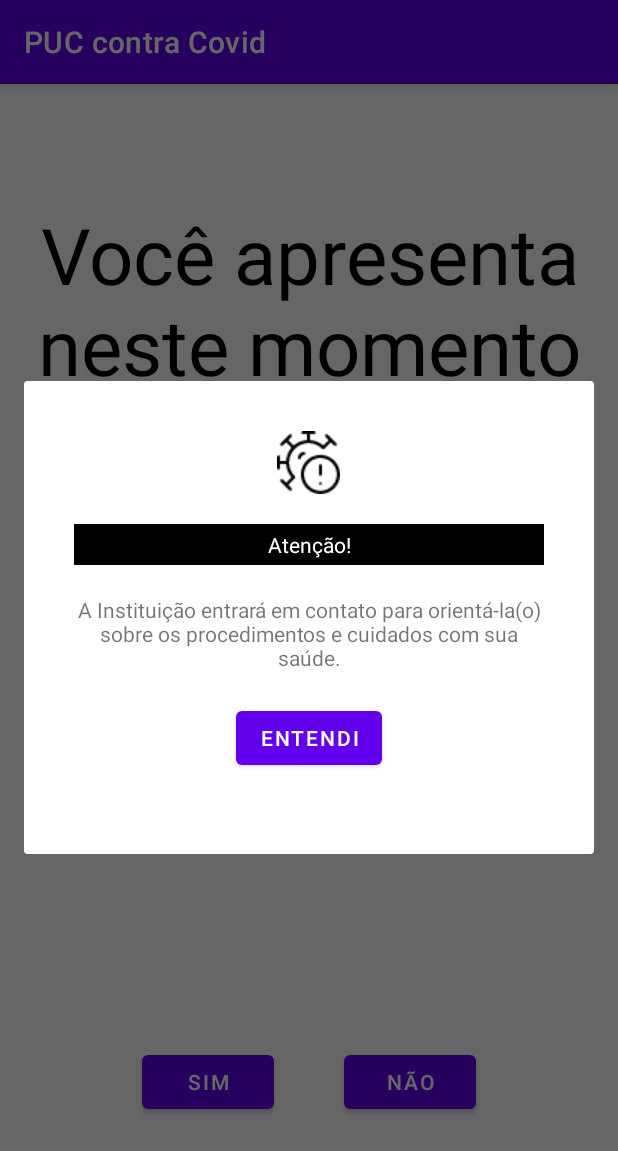
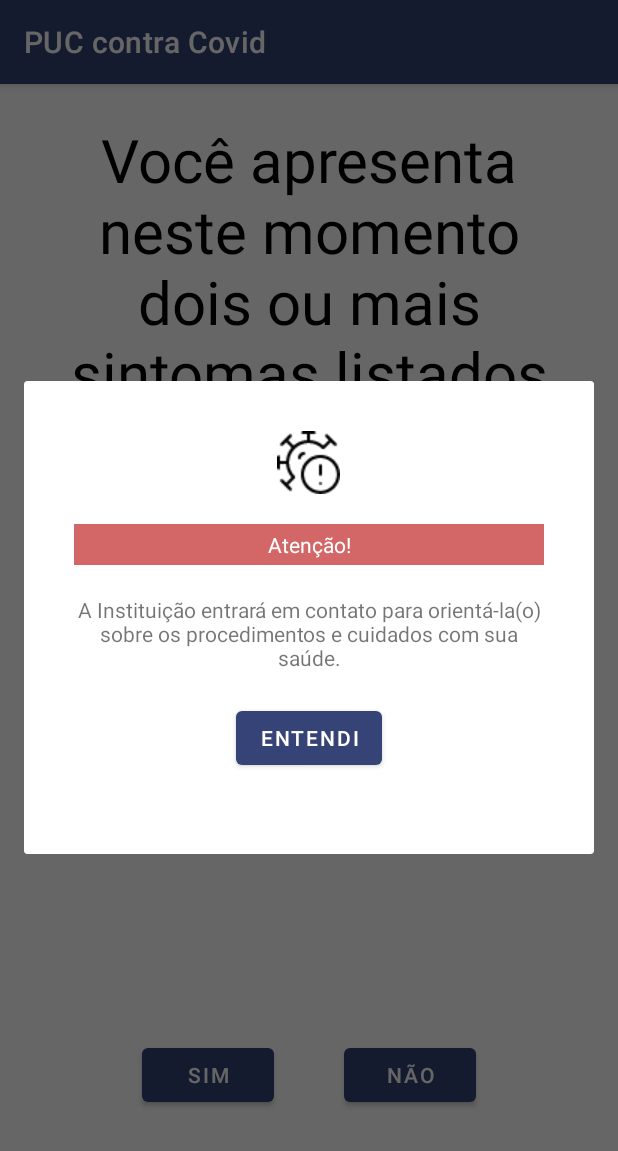
Before and after one commit to angelcomp/PUCcontraCovid, an Android app: the QuestionThreeFragment screen opened through its navigation route, after a tap on "SIM", on a phone screen of 412 x 824 dp. Shown: the top 1151 px of the screen. Run offline under Robolectric (Android 15) with nearby library versions, the phone set to English and light mode, and no system bars.

Commit message:
alteração nas cores dos botões e tamanho da fonte dos textos

```diff
--- a/app/src/main/java/com/angelcomp/puccontracovid/Dialog.java
+++ b/app/src/main/java/com/angelcomp/puccontracovid/Dialog.java
@@ -30,7 +30,9 @@ public class Dialog extends DialogFragment {
             @SuppressLint("UseCompatLoadingForDrawables") Drawable image = getResources().getDrawable(R.drawable.alert_covid);
             binding.dialogIcon.setImageDrawable(image);
             binding.dialogTitle.setText(R.string.attention);
+            binding.dialogTitle.setBackgroundResource(R.color.salmon);
             binding.dialogText.setText(R.string.orientation);
+
         }
 
         binding.btnUnderstood.setOnClickListener(new View.OnClickListener() {
--- a/app/src/main/res/layout/dialog.xml
+++ b/app/src/main/res/layout/dialog.xml
@@ -11,7 +11,7 @@
         android:layout_width="wrap_content"
         android:layout_height="wrap_content"
         android:layout_gravity="center"
-        app:srcCompat="@drawable/safe_girl" />
+        app:srcCompat="@drawable/safe_girl"/>
 
     <TextView
         android:id="@+id/dialog_title"
@@ -19,7 +19,7 @@
         android:layout_height="wrap_content"
         android:layout_gravity="center"
         android:layout_marginVertical="20dp"
-        android:background="@color/black"
+        android:background="@color/greenzin"
         android:padding="4dp"
         android:text="@string/keep_safe"
         android:textAlignment="center"
--- a/app/src/main/res/layout/fragment_question_one.xml
+++ b/app/src/main/res/layout/fragment_question_one.xml
@@ -11,10 +11,10 @@
         android:layout_width="match_parent"
         android:layout_height="0dp"
         android:layout_margin="23dp"
-        android:autoSizeTextType="uniform"
         android:text="@string/q1"
         android:textAlignment="center"
         android:textColor="@color/black"
+        android:textSize="40sp"
         app:layout_constraintBottom_toTopOf="@+id/linearLayout"
         app:layout_constraintEnd_toEndOf="parent"
         app:layout_constraintStart_toStartOf="parent"
@@ -24,6 +24,7 @@
         android:id="@+id/linearLayout"
         android:layout_width="match_parent"
         android:layout_height="wrap_content"
+        android:layout_marginBottom="60dp"
         android:gravity="center"
         android:orientation="horizontal"
         app:layout_constraintBottom_toBottomOf="parent"
--- a/app/src/main/res/layout/fragment_question_three.xml
+++ b/app/src/main/res/layout/fragment_question_three.xml
@@ -11,13 +11,12 @@
         android:layout_width="match_parent"
         android:layout_height="0dp"
         android:layout_margin="23dp"
-        android:autoSizeTextType="uniform"
         android:text="@string/q3"
         android:textAlignment="center"
         android:textColor="@color/black"
+        android:textSize="40sp"
         app:layout_constraintBottom_toTopOf="@+id/linearLayout"
         app:layout_constraintEnd_toEndOf="parent"
-        app:layout_constraintHeight_percent="0.6"
         app:layout_constraintStart_toStartOf="parent"
         app:layout_constraintTop_toTopOf="parent" />
 
@@ -25,6 +24,7 @@
         android:id="@+id/linearLayout"
         android:layout_width="match_parent"
         android:layout_height="wrap_content"
+        android:layout_marginBottom="60dp"
         android:gravity="center"
         android:orientation="horizontal"
         app:layout_constraintBottom_toBottomOf="parent"
--- a/app/src/main/res/layout/fragment_question_two.xml
+++ b/app/src/main/res/layout/fragment_question_two.xml
@@ -11,13 +11,12 @@
         android:layout_width="match_parent"
         android:layout_height="0dp"
         android:layout_margin="23dp"
-        android:autoSizeTextType="uniform"
         android:text="@string/q2"
         android:textAlignment="center"
         android:textColor="@color/black"
+        android:textSize="40sp"
         app:layout_constraintBottom_toTopOf="@+id/linearLayout"
         app:layout_constraintEnd_toEndOf="parent"
-        app:layout_constraintHeight_percent="0.6"
         app:layout_constraintStart_toStartOf="parent"
         app:layout_constraintTop_toTopOf="parent" />
 
@@ -25,6 +24,7 @@
         android:id="@+id/linearLayout"
         android:layout_width="match_parent"
         android:layout_height="wrap_content"
+        android:layout_marginBottom="60dp"
         android:gravity="center"
         android:orientation="horizontal"
         app:layout_constraintBottom_toBottomOf="parent"
--- a/app/src/main/res/values/colors.xml
+++ b/app/src/main/res/values/colors.xml
@@ -1,10 +1,12 @@
 <?xml version="1.0" encoding="utf-8"?>
 <resources>
-    <color name="purple_200">#FFBB86FC</color>
-    <color name="purple_500">#FF6200EE</color>
-    <color name="purple_700">#FF3700B3</color>
+    <color name="grayzin_200">#FF4F64AF</color>
+    <color name="grayzin_500">#FF354377</color>
+    <color name="grayzin_700">#FF1F2647</color>
     <color name="teal_200">#FF03DAC5</color>
     <color name="teal_700">#FF018786</color>
     <color name="black">#FF000000</color>
     <color name="white">#FFFFFFFF</color>
+    <color name="salmon">#FFD36767</color>
+    <color name="greenzin">#FF62C4C3</color>
 </resources>
--- a/app/src/main/res/values/strings.xml
+++ b/app/src/main/res/values/strings.xml
@@ -5,12 +5,12 @@
     <string name="no">Não</string>
     <string name="understood" translatable="false">Entendi</string>
     <string name="attention" translatable="false">Atenção!</string>
-    <string name="keep_safe" translatable="false">Continue se cuidando</string>
+    <string name="keep_safe" translatable="false">Continue se cuidando!</string>
 
     <string name="q1" translatable="false">Nos últimos 10 dias você recebeu o diagnóstico positivo de COVID-19?</string>
     <string name="q2" translatable="false">Você teve contato com alguma pessoa com diagnóstico positivo de COVID-19 nos últimos 10 dias?</string>
     <string name="q3" translatable="false">Você apresenta neste momento dois ou mais sintomas listados no aplicativo PUC Mobile?</string>
 
     <string name="orientation" translatable="false">A Instituição entrará em contato para orientá-la(o) sobre os procedimentos e cuidados com sua saúde.</string>
-    <string name="thanks" translatable="false">Obrigado por responder ao questionário.</string>
+    <string name="thanks" translatable="false">Agradecemos por responder ao questionário.</string>
 </resources>
--- a/app/src/main/res/values/themes.xml
+++ b/app/src/main/res/values/themes.xml
@@ -2,8 +2,8 @@
     <!-- Base application theme. -->
     <style name="Theme.PUCContraCovid" parent="Theme.MaterialComponents.DayNight.DarkActionBar">
         <!-- Primary brand color. -->
-        <item name="colorPrimary">@color/purple_500</item>
-        <item name="colorPrimaryVariant">@color/purple_700</item>
+        <item name="colorPrimary">@color/grayzin_500</item>
+        <item name="colorPrimaryVariant">@color/grayzin_700</item>
         <item name="colorOnPrimary">@color/white</item>
         <!-- Secondary brand color. -->
         <item name="colorSecondary">@color/teal_200</item>
```
